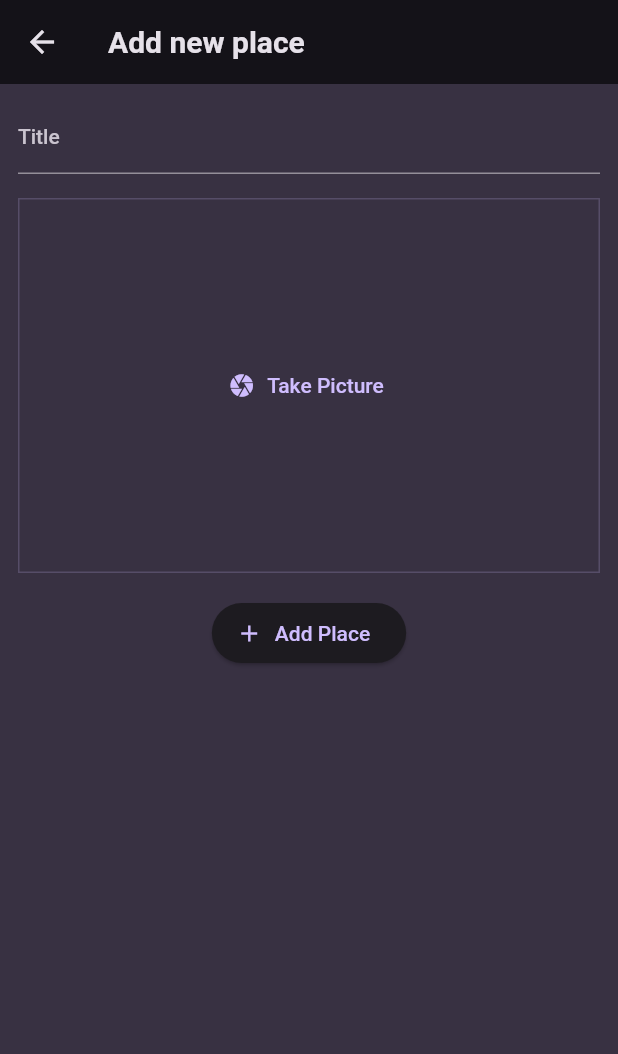
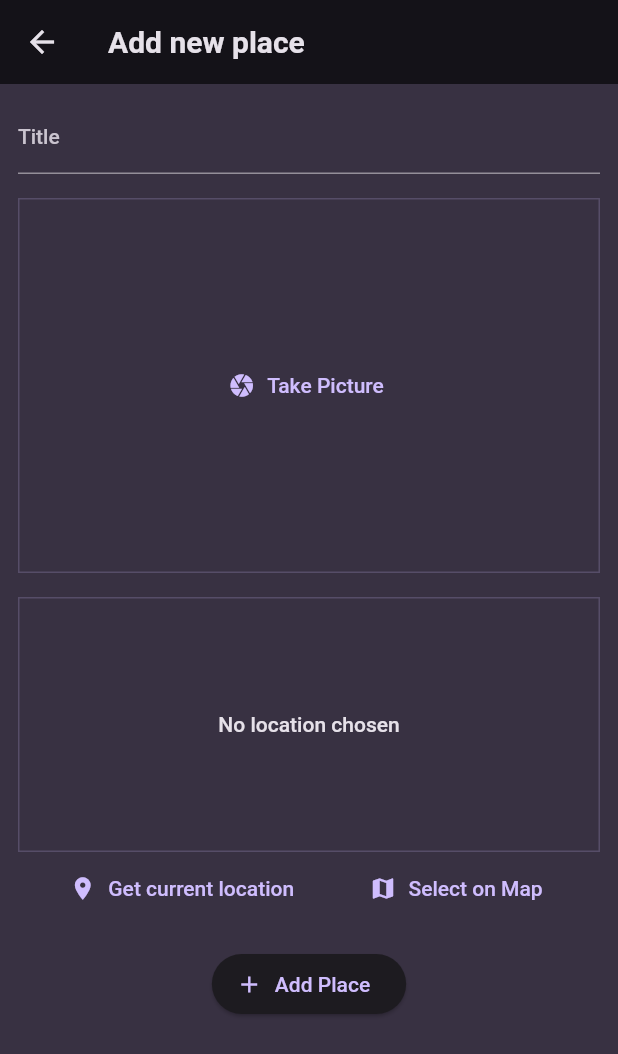
Before and after one commit to jatinchauhann/flutter_favorite_places, a Flutter app: the AddPlaceScreen screen opened directly, on a phone screen of 412 x 824 dp. Shown: the top 1054 px of the screen. Run offline on Flutter 3.47's test engine with Material 2 defaults, Android fonts, the phone set to English and light mode, and no system bars; our stand-ins replace flutter_riverpod, google_fonts, image_picker, location.

Commit message:
adding location package and getting user's location

```diff
--- a/lib/screens/add_place.dart
+++ b/lib/screens/add_place.dart
@@ -2,6 +2,7 @@ import 'dart:io';
 import 'package:flutter/material.dart';
 import 'package:flutter_favorite_places/providers/user_places.dart';
 import 'package:flutter_favorite_places/widgets/image_input.dart';
+import 'package:flutter_favorite_places/widgets/location_input.dart';
 import 'package:flutter_riverpod/flutter_riverpod.dart';
 
 class AddPlaceScreen extends ConsumerStatefulWidget {
@@ -61,6 +62,10 @@ class _AddPlaceScreenState extends ConsumerState<AddPlaceScreen> {
           const SizedBox(
             height: 16,
           ),
+          LocationInput(),
+          const SizedBox(
+            height: 16,
+          ),
           ElevatedButton.icon(
             onPressed: _savePlace,
             label: const Text('Add Place'),
--- /dev/null
+++ b/lib/widgets/location_input.dart
@@ -0,0 +1,94 @@
+import 'package:location/location.dart';
+import 'package:flutter/material.dart';
+
+class LocationInput extends StatefulWidget {
+  const LocationInput({super.key});
+
+  @override
+  State<LocationInput> createState() {
+    return _LocationInputState();
+  }
+}
+
+class _LocationInputState extends State<LocationInput> {
+  Location? _pickedLocation;
+  var _isGettingLocation = false;
+
+  void _getCurrrentLocation() async {
+    Location location = Location();
+
+    bool serviceEnabled;
+    PermissionStatus permissionGranted;
+    LocationData locationData;
+
+    serviceEnabled = await location.serviceEnabled();
+    if (!serviceEnabled) {
+      serviceEnabled = await location.requestService();
+      if (!serviceEnabled) {
+        return;
+      }
+    }
+
+    permissionGranted = await location.hasPermission();
+    if (permissionGranted == PermissionStatus.denied) {
+      permissionGranted = await location.requestPermission();
+      if (permissionGranted != PermissionStatus.granted) {
+        return;
+      }
+    }
+    setState(() {
+      _isGettingLocation = true;
+    });
+    locationData = await location.getLocation();
+    setState(() {
+      _isGettingLocation = false;
+    });
+    print(locationData.longitude);
+    print(locationData.latitude);
+  }
+
+  @override
+  Widget build(BuildContext context) {
+    Widget previewContent = Text(
+      'No location chosen',
+      textAlign: TextAlign.center,
+      style: Theme.of(context)
+          .textTheme
+          .bodyLarge!
+          .copyWith(color: Theme.of(context).colorScheme.onBackground),
+    );
+
+    if (_isGettingLocation) {
+      previewContent = const CircularProgressIndicator();
+    }
+
+    return Column(
+      children: [
+        Container(
+          height: 170,
+          width: double.infinity,
+          alignment: Alignment.center,
+          decoration: BoxDecoration(
+              border: Border.all(
+                  width: 1,
+                  color:
+                      Theme.of(context).colorScheme.primary.withOpacity(0.2))),
+          child: previewContent,
+        ),
+        Row(
+          mainAxisAlignment: MainAxisAlignment.spaceEvenly,
+          children: [
+            TextButton.icon(
+                onPressed: _getCurrrentLocation,
+                icon: const Icon(Icons.location_on),
+                label: const Text('Get current location')),
+            TextButton.icon(
+                onPressed: () {},
+                icon: const Icon(Icons.map),
+                label: const Text('Select on Map'))
+          ],
+        )
+      ],
+    );
+  }
+}
--- a/pubspec.yaml
+++ b/pubspec.yaml
@@ -39,6 +39,7 @@ dependencies:
   uuid: ^3.0.7
   flutter_riverpod: ^2.3.6
   image_picker: ^0.8.7+5
+  location: ^4.4.0
 
 dev_dependencies:
   flutter_test:
```
Also changed, not shown: pubspec.lock, 1 other file.
